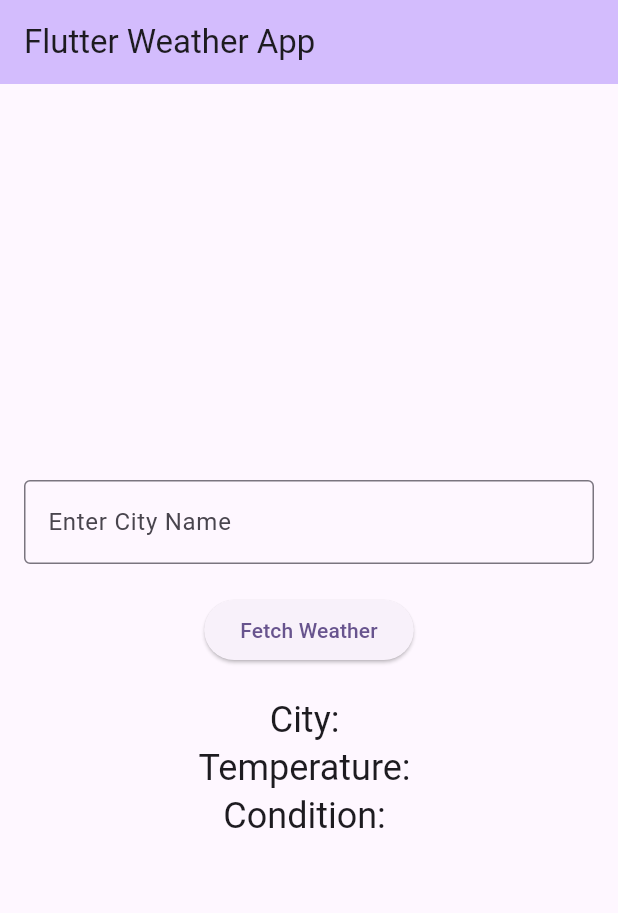
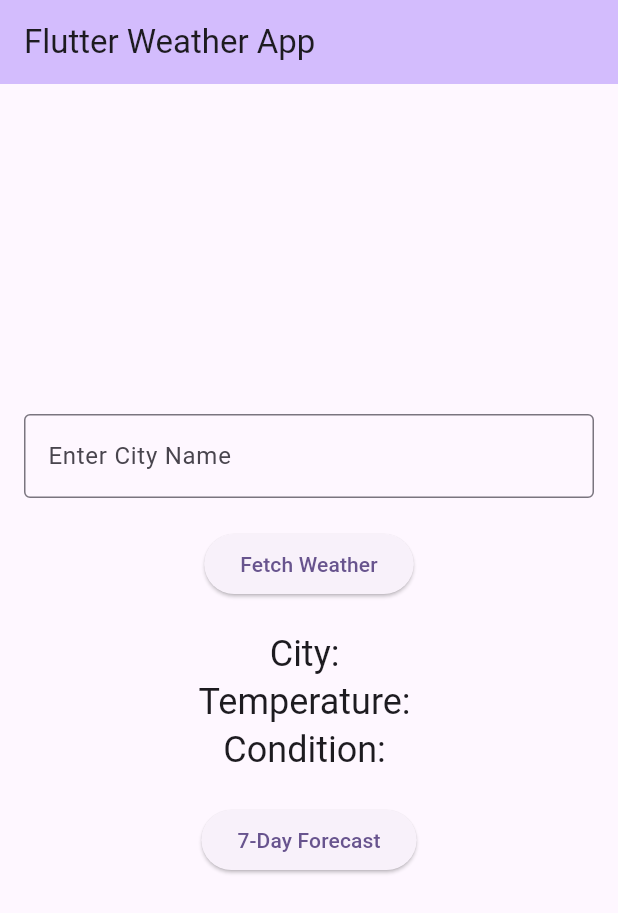
Before and after one commit to abdulbasith007/Weather-Info-App---Flutter, a Flutter app: the screen it shows after launch, on a phone screen of 412 x 824 dp. Shown: the top 913 px of the screen. Run offline on Flutter 3.47's test engine with Material 3 defaults, Android fonts, the phone set to English and light mode, and no system bars.

Commit message:
Implemented 7-day weather forecast feature

```diff
--- a/lib/main.dart
+++ b/lib/main.dart
@@ -35,12 +35,26 @@ class _MyHomePageState extends State<MyHomePage> {
   String _cityName = '';
   String _temperature = '';
   String _weatherCondition = '';
+  List<Map<String, String>> _sevenDayForecast = [];
 
   void _fetchWeather() {
     setState(() {
       _cityName = _cityController.text;
       _temperature = '${_generateRandomTemperature()}°C';
       _weatherCondition = _getRandomWeatherCondition();
+    });
+  }
+
+  void _fetchSevenDayForecast() {
+    setState(() {
+      _sevenDayForecast = List.generate(7, (index) {
+        int temp = _generateRandomTemperature();
+        return {
+          'day': 'Day ${index + 1}',
+          'temperature': '${temp}°C',
+          'condition': _getRandomWeatherCondition(),
+        };
+      });
     });
   }
 
@@ -92,6 +106,27 @@ class _MyHomePageState extends State<MyHomePage> {
               'Condition: $_weatherCondition',
               style: Theme.of(context).textTheme.headlineSmall,
             ),
+            const SizedBox(height: 20),
+            ElevatedButton(
+              onPressed: _fetchSevenDayForecast,
+              child: const Text('7-Day Forecast'),
+            ),
+            const SizedBox(height: 20),
+            _sevenDayForecast.isNotEmpty
+                ? Expanded(
+                    child: ListView.builder(
+                      itemCount: _sevenDayForecast.length,
+                      itemBuilder: (context, index) {
+                        final forecast = _sevenDayForecast[index];
+                        return ListTile(
+                          title: Text(forecast['day']!),
+                          subtitle: Text(
+                              'Temp: ${forecast['temperature']}, Condition: ${forecast['condition']}'),
+                        );
+                      },
+                    ),
+                  )
+                : const SizedBox(),
           ],
         ),
       ),
```
